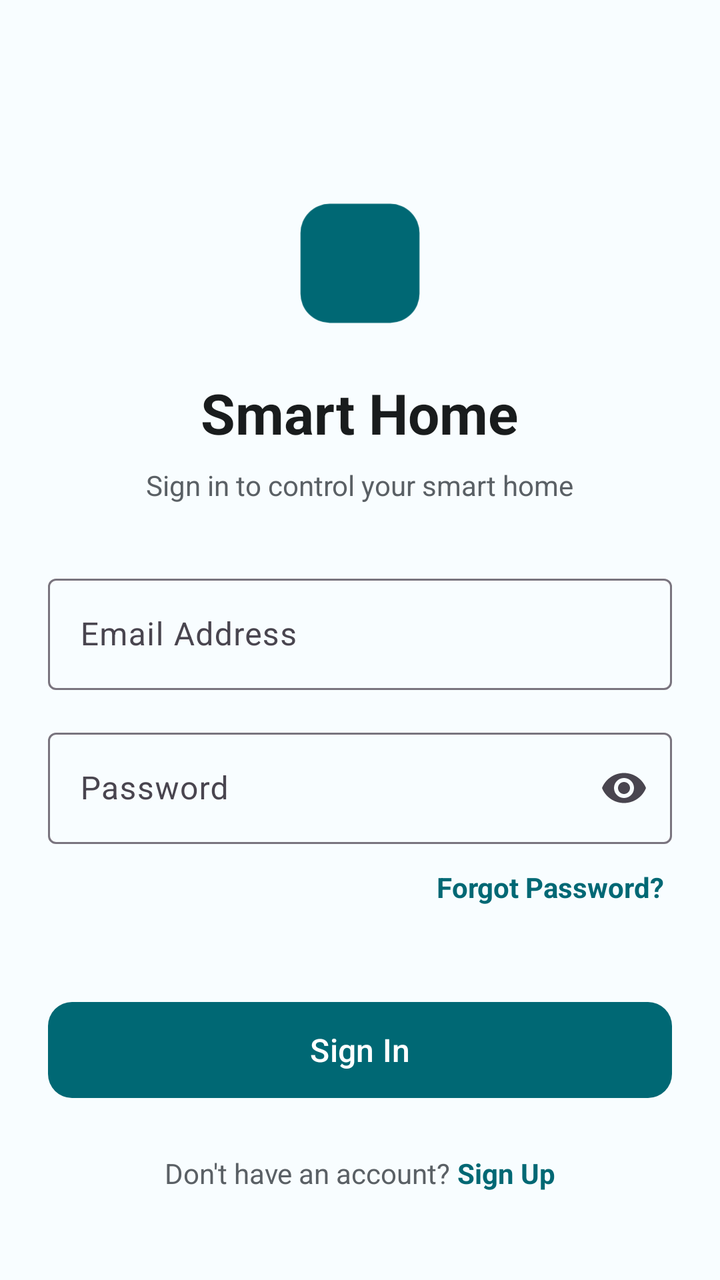
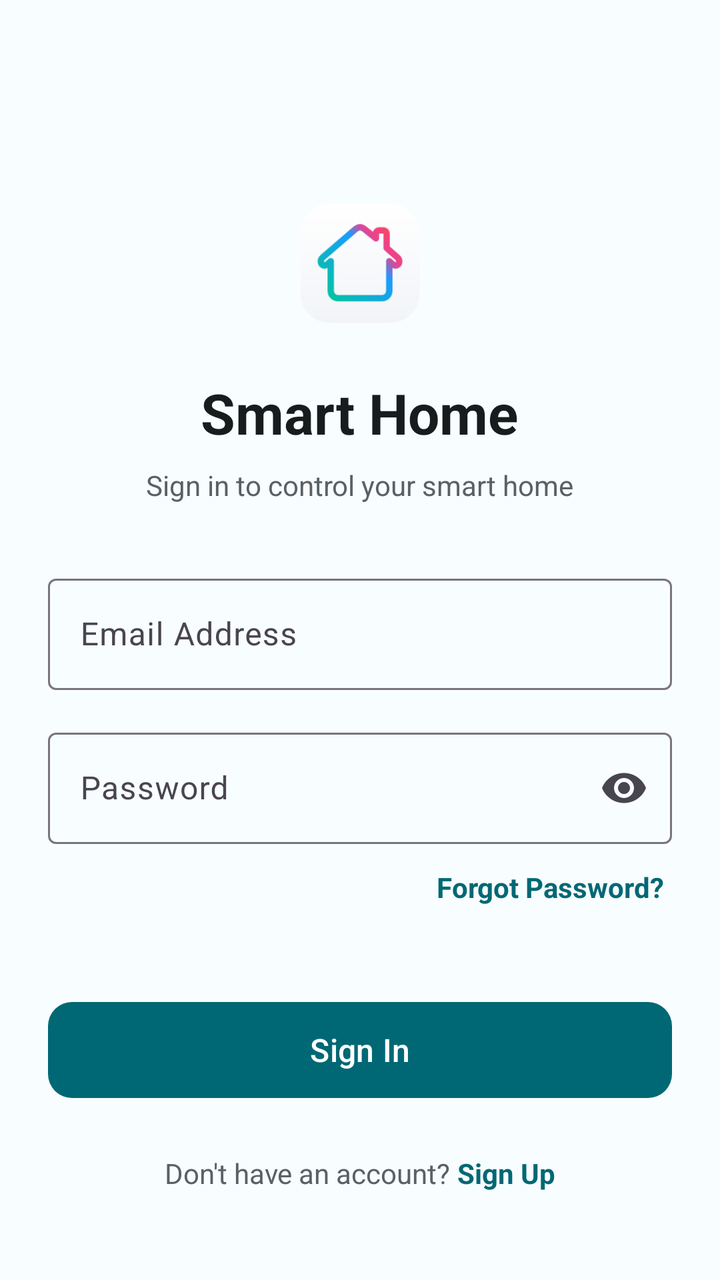

The first picture is an Android layout as it rendered before a commit; the second is the same layout after the commit. The layout source and the unified diff follow.
<!-- AndroidManifest.xml: application theme Theme.SmartHome -->
<!-- res/layout/activity_login.xml -->
<?xml version="1.0" encoding="utf-8"?>
<LinearLayout xmlns:android="http://schemas.android.com/apk/res/android"
    xmlns:app="http://schemas.android.com/apk/res-auto"
    android:layout_width="match_parent"
    android:layout_height="match_parent"
    android:orientation="vertical"
    android:gravity="center"
    android:layout_marginBottom="24dp"
    android:background="?android:attr/windowBackground">
    
    <ImageView
        android:id="@+id/ivAppLogo"
        android:layout_width="80dp"
        android:layout_height="80dp"
        android:layout_marginTop="48dp"
        android:contentDescription="App Logo"
        app:srcCompat="@drawable/ic_launcher_foreground"
        app:tint="?attr/colorPrimary"
        />

    <TextView
        android:layout_width="wrap_content"
        android:layout_height="wrap_content"
        android:layout_marginTop="16dp"
        android:text="Smart Home"
        android:textSize="28sp"
        android:textStyle="bold"
        android:textColor="?attr/colorOnSurface" />

    <TextView
    android:id="@+id/tvSubtitle"
    android:layout_width="wrap_content"
    android:layout_height="wrap_content"
    android:layout_marginTop="8dp"
    android:text="Sign in to control your smart home"
    android:textSize="14sp"
    android:textColor="@color/status_inactive_muted" />

    
    <com.google.android.material.textfield.TextInputLayout
        android:id="@+id/tilEmail"
        style="@style/Widget.Material3.TextInputLayout.OutlinedBox"
        android:layout_width="match_parent"
        android:layout_height="wrap_content"
        android:layout_marginHorizontal="24dp"
        android:layout_marginTop="32dp"
        android:hint="Email Address"
        >
        <com.google.android.material.textfield.TextInputEditText
            android:id="@+id/etEmail"
            android:layout_width="match_parent"
            android:layout_height="wrap_content"
            android:inputType="textEmailAddress"
            />
    </com.google.android.material.textfield.TextInputLayout>

    
    <com.google.android.material.textfield.TextInputLayout
        android:id="@+id/tilPassword"
        style="@style/Widget.Material3.TextInputLayout.OutlinedBox"
        android:layout_width="match_parent"
        android:layout_height="wrap_content"
        android:layout_marginHorizontal="24dp"
        android:layout_marginTop="16dp"
        android:hint="Password"
        app:endIconMode="password_toggle">
        <com.google.android.material.textfield.TextInputEditText
            android:id="@+id/etPassword"
            android:layout_width="match_parent"
            android:layout_height="wrap_content"
            android:inputType="textPassword" />
    </com.google.android.material.textfield.TextInputLayout>

    <TextView
        android:id="@+id/tvForgotPassword"
        android:layout_width="wrap_content"
        android:layout_height="wrap_content"
        android:layout_gravity="end"
        android:text="Forgot Password?"
        android:textStyle="bold"
        android:textSize="14sp"
        android:layout_marginTop="8dp"
        android:layout_marginBottom="16dp"
        android:padding="4dp"
        android:layout_marginHorizontal="24dp"
        android:textColor="?attr/colorPrimary"
        />

    
    <com.google.android.material.button.MaterialButton
        android:id="@+id/btnLogin"
        android:layout_width="match_parent"
        android:layout_height="56dp"
        android:layout_marginTop="24dp"
        android:layout_marginHorizontal="24dp"
        android:text="Sign In"
        android:textSize="16sp"
        app:cornerRadius="12dp"
        />

    
    <LinearLayout
        android:layout_width="wrap_content"
        android:layout_height="wrap_content"
        android:layout_marginTop="24dp"
        android:orientation="horizontal">

        <TextView
            android:layout_width="wrap_content"
            android:layout_height="wrap_content"
            android:text="Don't have an account? "
            android:textSize="14sp"
            android:textColor="@color/status_inactive_muted" />

        <TextView
            android:id="@+id/tvSignUp"
            android:layout_width="wrap_content"
            android:layout_height="wrap_content"
            android:text="Sign Up"
            android:textSize="14sp"
            android:textColor="?attr/colorPrimary"
            android:textStyle="bold"
            android:clickable="true"
            android:focusable="true"
            android:background="?selectableItemBackground" />
    </LinearLayout>

    
    <ProgressBar
        android:id="@+id/progressBar"
        android:layout_width="wrap_content"
        android:layout_height="wrap_content"
        android:layout_marginTop="16dp"
        android:visibility="gone"
        />

</LinearLayout>
<!-- resources referenced by this layout -->
<resources>
  <color name="status_inactive_muted">#5A6065</color>
  <!-- drawable ic_launcher_foreground: vector/xml drawable (drawable, 2222 chars, omitted) -->
  <style name="Theme.SmartHome" parent="Base.Theme.SmartHome" />
  <style name="Base.Theme.SmartHome" parent="Theme.Material3.DayNight.NoActionBar">
          
          <item name="colorPrimary">@color/md_theme_light_primary</item>
          <item name="colorOnPrimary">@color/md_theme_light_onPrimary</item>
          <item name="colorPrimaryContainer">@color/md_theme_light_primaryContainer</item>
          <item name="colorOnPrimaryContainer">@color/md_theme_light_onPrimaryContainer</item>
  
          
          <item name="android:windowBackground">@color/md_theme_light_background</item>
          <item name="colorSurface">@color/md_theme_light_surface</item>
          <item name="colorSurfaceContainer">@color/md_theme_light_surfaceContainer</item>
          <item name="colorOnSurface">@color/md_theme_light_onSurface</item>
      </style>
  <color name="md_theme_light_primary">#006874</color>
  <color name="md_theme_light_onPrimary">#FFFFFF</color>
  <color name="md_theme_light_primaryContainer">#97F0FF</color>
  <color name="md_theme_light_onPrimaryContainer">#001F24</color>
  <color name="md_theme_light_background">#F8FDFF</color>
  <color name="md_theme_light_surface">#F8FDFF</color>
  <color name="md_theme_light_surfaceContainer">#E6F4F7</color>
  <color name="md_theme_light_onSurface">#191C1D</color>
</resources>

<!-- the commit's change to res/layout/activity_login.xml (unified diff, before → after) -->
@@ -15,7 +15,6 @@
         android:layout_marginTop="48dp"
         android:contentDescription="App Logo"
         app:srcCompat="@drawable/ic_launcher_foreground"
-        app:tint="?attr/colorPrimary"
         />
 
     <TextView
